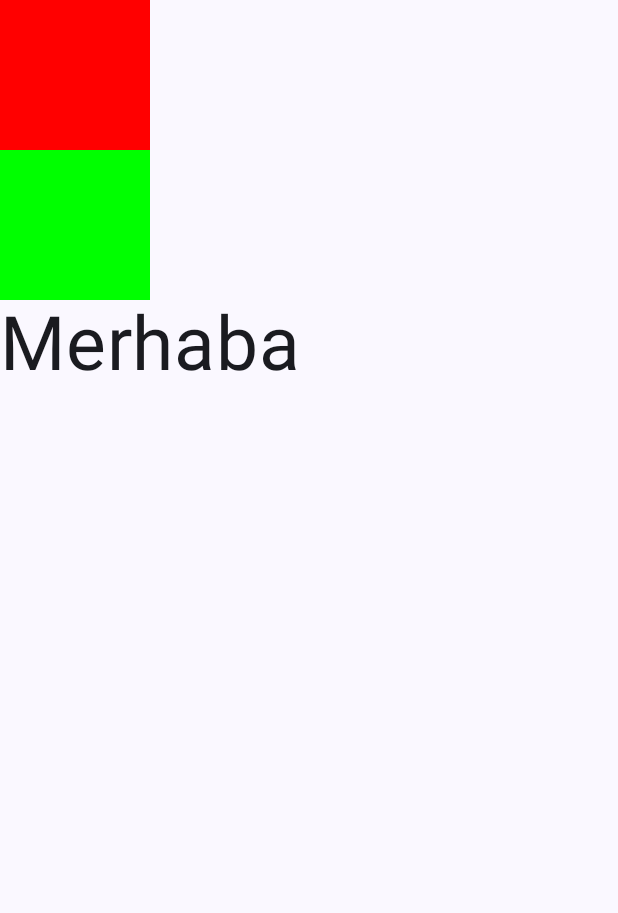
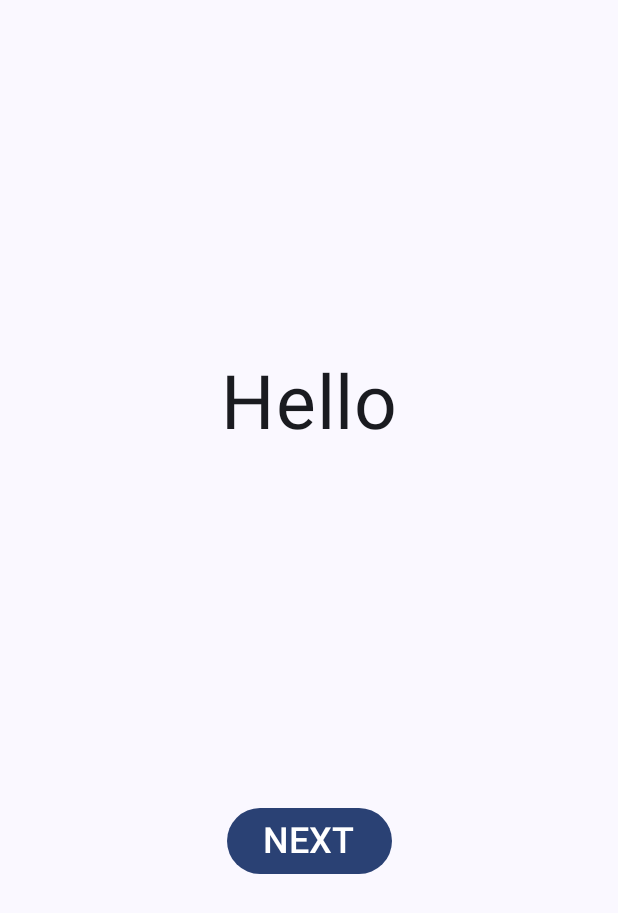
Before and after one commit to esragg/TasarimCalismasi, an Android app built with Jetpack Compose: the screen it shows after launch (MainActivity), on a phone screen of 412 x 824 dp. Shown: the top 913 px of the screen. Run offline under Robolectric (Android 15) with nearby library versions, the phone set to English and light mode, and no system bars.

Commit message:
Jetpack Compose coklu dil destegi

```diff
--- a/app/src/main/java/com/example/tasarimcalismasi/MainActivity.kt
+++ b/app/src/main/java/com/example/tasarimcalismasi/MainActivity.kt
@@ -4,6 +4,7 @@ import android.os.Bundle
 import androidx.activity.ComponentActivity
 import androidx.activity.compose.setContent
 import androidx.compose.foundation.background
+import androidx.compose.foundation.layout.Arrangement
 import androidx.compose.foundation.layout.Box
 import androidx.compose.foundation.layout.Column
 import androidx.compose.foundation.layout.Row
@@ -13,6 +14,7 @@ import androidx.compose.foundation.layout.fillMaxWidth
 import androidx.compose.foundation.layout.padding
 import androidx.compose.foundation.layout.size
 import androidx.compose.foundation.layout.width
+import androidx.compose.material3.Button
 import androidx.compose.material3.MaterialTheme
 import androidx.compose.material3.Surface
 import androidx.compose.material3.Text
@@ -20,6 +22,7 @@ import androidx.compose.runtime.Composable
 import androidx.compose.ui.Alignment
 import androidx.compose.ui.Modifier
 import androidx.compose.ui.graphics.Color
+import androidx.compose.ui.res.stringResource
 import androidx.compose.ui.tooling.preview.Preview
 import androidx.compose.ui.unit.dp
 import androidx.compose.ui.unit.sp
@@ -44,10 +47,13 @@ class MainActivity : ComponentActivity() {
 
 @Composable
 fun Sayfa() {
-    Column {
-        KirmiziKare()
-        YesilKare()
-        Yazi("Merhaba",50)
+    Column(modifier = Modifier.fillMaxSize(),
+        verticalArrangement = Arrangement.SpaceEvenly,
+        horizontalAlignment = Alignment.CenterHorizontally) {
+        Text(text = stringResource(id = R.string.textYazi), fontSize = 50.sp)
+        Button(onClick = { }) {
+            Text(text = stringResource(id = R.string.buttonYazi), fontSize = 24.sp)
+        }
     }
 }
 
@@ -68,7 +74,7 @@ fun Yazi(icerik:String, yaziBoyutu:Int) {
     Text(text = icerik, fontSize = yaziBoyutu.sp)
 }
 
-@Preview(showBackground = true)
+@Preview(showBackground = true, locale = "tr")
 @Composable
 fun GreetingPreview() {
     TasarimCalismasiTheme {
--- a/app/src/main/res/values/strings.xml
+++ b/app/src/main/res/values/strings.xml
@@ -1,3 +1,5 @@
 <resources>
     <string name="app_name">TasarimCalismasi</string>
+    <string name="textYazi">Hello</string>
+    <string name="buttonYazi">NEXT</string>
 </resources>
```
Also changed, not shown: 1 other file.
